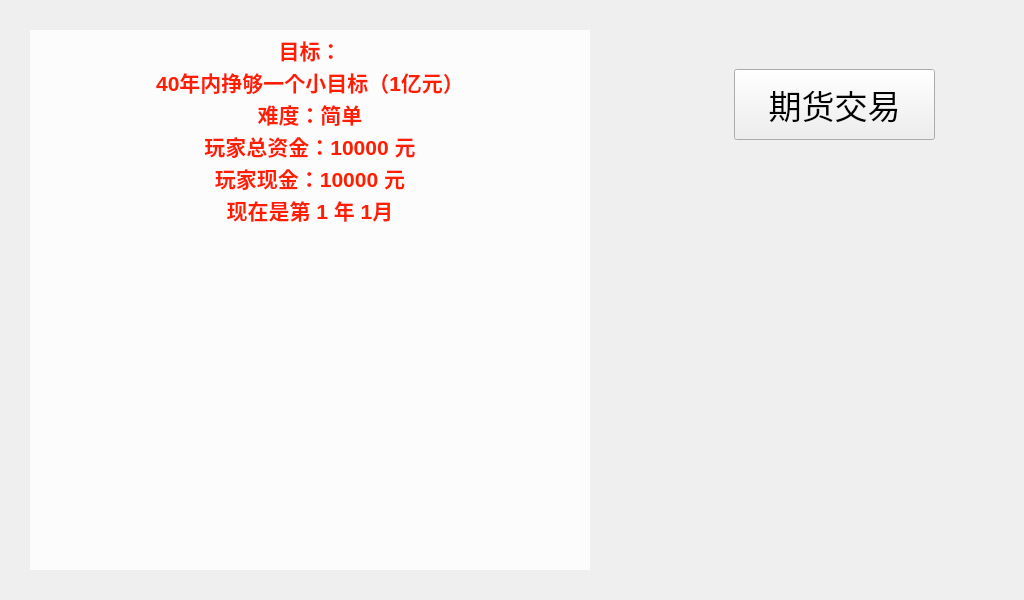
First picture: the form in mainwindow.ui, repository Sam-ie/Paydirt, before the edit.
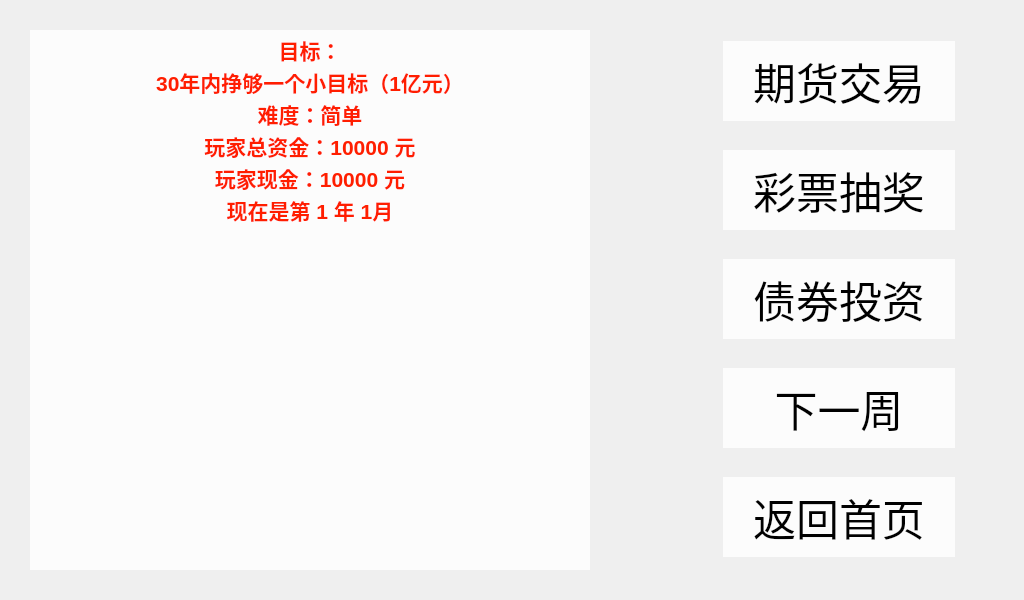
Second picture: the form after the edit. Icons and pictures are not drawn.

Diff of the .ui file:
```diff
--- a/mainwindow.ui
+++ b/mainwindow.ui
@@ -107,7 +107,7 @@
 li.checked::marker { content: &quot;\2612&quot;; }
 &lt;/style&gt;&lt;/head&gt;&lt;body style=&quot; font-family:'Microsoft YaHei UI'; font-size:9pt; font-weight:400; font-style:normal;&quot;&gt;
 &lt;p align=&quot;center&quot; style=&quot; margin-top:0px; margin-bottom:0px; margin-left:0px; margin-right:0px; -qt-block-indent:0; text-indent:0px;&quot;&gt;&lt;span style=&quot; font-size:16pt; font-weight:700;&quot;&gt;目标：&lt;/span&gt;&lt;/p&gt;
-&lt;p align=&quot;center&quot; style=&quot; margin-top:0px; margin-bottom:0px; margin-left:0px; margin-right:0px; -qt-block-indent:0; text-indent:0px;&quot;&gt;&lt;span style=&quot; font-size:16pt; font-weight:700;&quot;&gt;40年内挣够一个小目标（1亿元）&lt;/span&gt;&lt;/p&gt;
+&lt;p align=&quot;center&quot; style=&quot; margin-top:0px; margin-bottom:0px; margin-left:0px; margin-right:0px; -qt-block-indent:0; text-indent:0px;&quot;&gt;&lt;span style=&quot; font-size:16pt; font-weight:700;&quot;&gt;30年内挣够一个小目标（1亿元）&lt;/span&gt;&lt;/p&gt;
 &lt;p align=&quot;center&quot; style=&quot; margin-top:0px; margin-bottom:0px; margin-left:0px; margin-right:0px; -qt-block-indent:0; text-indent:0px;&quot;&gt;&lt;span style=&quot; font-size:16pt; font-weight:700;&quot;&gt;难度：简单&lt;/span&gt;&lt;/p&gt;
 &lt;p align=&quot;center&quot; style=&quot; margin-top:0px; margin-bottom:0px; margin-left:0px; margin-right:0px; -qt-block-indent:0; text-indent:0px;&quot;&gt;&lt;span style=&quot; font-size:16pt; font-weight:700;&quot;&gt;玩家总资金：10000 元&lt;/span&gt;&lt;/p&gt;
 &lt;p align=&quot;center&quot; style=&quot; margin-top:0px; margin-bottom:0px; margin-left:0px; margin-right:0px; -qt-block-indent:0; text-indent:0px;&quot;&gt;&lt;span style=&quot; font-size:16pt; font-weight:700;&quot;&gt;玩家现金：10000 元&lt;/span&gt;&lt;/p&gt;
@@ -164,28 +164,166 @@
              <height>0</height>
             </size>
            </property>
-           <widget class="QPushButton" name="pushButton">
-            <property name="geometry">
-             <rect>
-              <x>20</x>
-              <y>60</y>
-              <width>201</width>
-              <height>71</height>
-             </rect>
-            </property>
-            <property name="font">
-             <font>
-              <family>华文行楷</family>
-              <pointsize>25</pointsize>
-             </font>
-            </property>
-            <property name="styleSheet">
-             <string notr="true"/>
-            </property>
-            <property name="text">
-             <string>期货交易</string>
-            </property>
-           </widget>
+           <property name="styleSheet">
+            <string notr="true">QPushButton {  
+	border: none; /* 移除边框 */  
+    background-color: rgba(255, 255, 255, 200); /* 半透明背景色 */  
+}  
+
+QPushButton:hover {  
+	border: none; /* 移除边框 */  
+	color: rgb(255, 170, 0);
+    font-size: 50px;  /* 改变字体大小 */  
+}  
+
+QPushButton:pressed {  
+	border: none; /* 移除边框 */  
+	color: rgb(255, 170, 0);
+    font-size: 50px;  /* 改变字体大小 */  
+}  </string>
+           </property>
+           <layout class="QVBoxLayout" name="verticalLayout_2">
+            <item>
+             <widget class="QPushButton" name="pushButton">
+              <property name="sizePolicy">
+               <sizepolicy hsizetype="Minimum" vsizetype="Fixed">
+                <horstretch>0</horstretch>
+                <verstretch>0</verstretch>
+               </sizepolicy>
+              </property>
+              <property name="minimumSize">
+               <size>
+                <width>0</width>
+                <height>80</height>
+               </size>
+              </property>
+              <property name="font">
+               <font>
+                <family>华文行楷</family>
+                <pointsize>32</pointsize>
+               </font>
+              </property>
+              <property name="styleSheet">
+               <string notr="true"/>
+              </property>
+              <property name="text">
+               <string>期货交易</string>
+              </property>
+             </widget>
+            </item>
+            <item>
+             <widget class="QPushButton" name="pushButton_2">
+              <property name="sizePolicy">
+               <sizepolicy hsizetype="Minimum" vsizetype="Fixed">
+                <horstretch>0</horstretch>
+                <verstretch>0</verstretch>
+               </sizepolicy>
+              </property>
+              <property name="minimumSize">
+               <size>
+                <width>0</width>
+                <height>80</height>
+               </size>
+              </property>
+              <property name="font">
+               <font>
+                <family>华文行楷</family>
+                <pointsize>32</pointsize>
+               </font>
+              </property>
+              <property name="styleSheet">
+               <string notr="true"/>
+              </property>
+              <property name="text">
+               <string>彩票抽奖</string>
+              </property>
+             </widget>
+            </item>
+            <item>
+             <widget class="QPushButton" name="pushButton_3">
+              <property name="sizePolicy">
+               <sizepolicy hsizetype="Minimum" vsizetype="Fixed">
+                <horstretch>0</horstretch>
+                <verstretch>0</verstretch>
+               </sizepolicy>
+              </property>
+              <property name="minimumSize">
+               <size>
+                <width>0</width>
+                <height>80</height>
+               </size>
+              </property>
+              <property name="font">
+               <font>
+                <family>华文行楷</family>
+                <pointsize>32</pointsize>
+               </font>
+              </property>
+              <property name="styleSheet">
+               <string notr="true"/>
+              </property>
+              <property name="text">
+               <string>债券投资</string>
+              </property>
+             </widget>
+            </item>
+            <item>
+             <widget class="QPushButton" name="pushButton_4">
+              <property name="sizePolicy">
+               <sizepolicy hsizetype="Minimum" vsizetype="Fixed">
+                <horstretch>0</horstretch>
+                <verstretch>0</verstretch>
+               </sizepolicy>
+              </property>
+              <property name="minimumSize">
+               <size>
+                <width>0</width>
+                <height>80</height>
+               </size>
+              </property>
+              <property name="font">
+               <font>
+                <family>华文行楷</family>
+                <pointsize>32</pointsize>
+               </font>
+              </property>
+              <property name="styleSheet">
+               <string notr="true"/>
+              </property>
+              <property name="text">
+               <string>下一周</string>
+              </property>
+             </widget>
+            </item>
+            <item>
+             <widget class="QPushButton" name="pushButton_5">
+              <property name="sizePolicy">
+               <sizepolicy hsizetype="Minimum" vsizetype="Fixed">
+                <horstretch>0</horstretch>
+                <verstretch>0</verstretch>
+               </sizepolicy>
+              </property>
+              <property name="minimumSize">
+               <size>
+                <width>0</width>
+                <height>80</height>
+               </size>
+              </property>
+              <property name="font">
+               <font>
+                <family>华文行楷</family>
+                <pointsize>32</pointsize>
+               </font>
+              </property>
+              <property name="styleSheet">
+               <string notr="true"/>
+              </property>
+              <property name="text">
+               <string>返回首页</string>
+              </property>
+             </widget>
+            </item>
+           </layout>
           </widget>
          </item>
         </layout>
```
